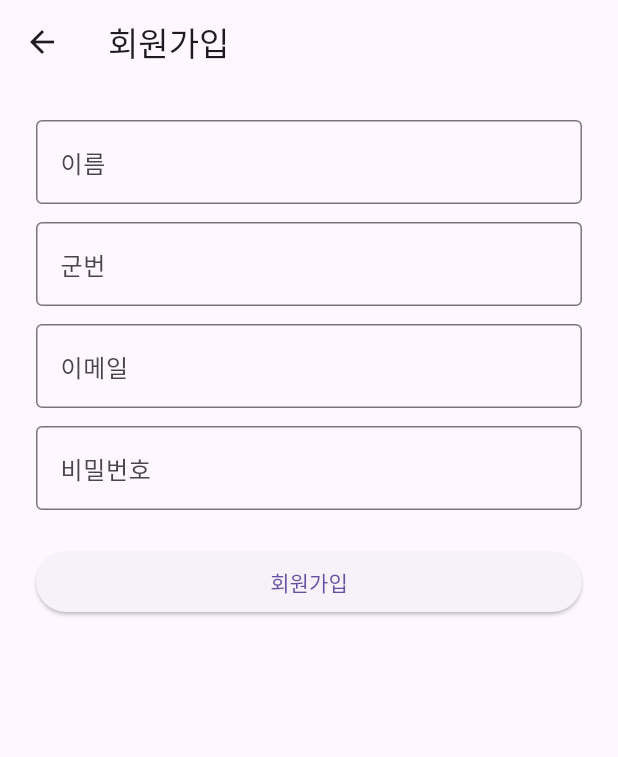
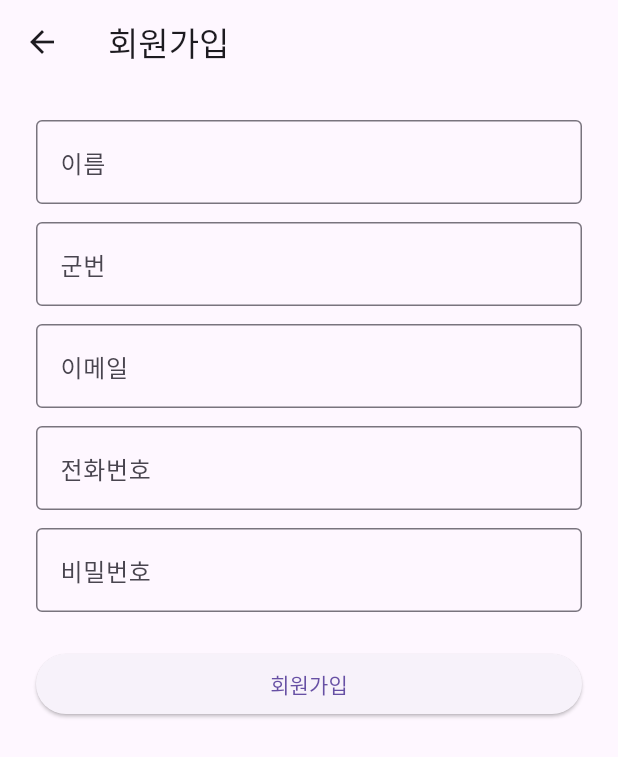
Before and after one commit to kangkum4156/RakaF, a Flutter app: the Signup screen opened directly, after a tap on "회원가입", on a phone screen of 412 x 824 dp. Shown: the top 757 px of the screen. Run offline on Flutter 3.47's test engine with Material 3 defaults, Android fonts, the phone set to English and light mode, and no system bars; our stand-ins replace cloud_firestore, firebase_auth, firebase_core; accounts and stored records are empty; network calls fail.

Commit message:
Implement login persistence and add phone number to user profile

```diff
--- a/lib/login/signin.dart
+++ b/lib/login/signin.dart
@@ -4,6 +4,7 @@ import 'package:rokafirst/login/signup.dart';
 import 'package:firebase_auth/firebase_auth.dart';
 import 'package:rokafirst/service/firebase_login_service.dart';
 import '../data/product_data.dart';
+
 
 class LoginScreen extends StatefulWidget {
   const LoginScreen({super.key});
--- a/lib/login/signup.dart
+++ b/lib/login/signup.dart
@@ -1,6 +1,7 @@
 import 'package:flutter/material.dart';
 import 'package:rokafirst/login/signin.dart';
 import 'package:rokafirst/service/firebase_login_service.dart';
+
 
 class Signup extends StatefulWidget {
   const Signup({super.key});
@@ -12,6 +13,7 @@ class Signup extends StatefulWidget {
 class _SignupState extends State<Signup> {
   final TextEditingController _nameController = TextEditingController();
   final TextEditingController _serviceNumberController = TextEditingController();
+  final TextEditingController _phoneController = TextEditingController();
   final TextEditingController _emailController = TextEditingController();
   final TextEditingController _passwordController = TextEditingController();
 
@@ -19,9 +21,11 @@ class _SignupState extends State<Signup> {
     await registerToFirestore(
       name: _nameController.text.trim(),
       studentId: _serviceNumberController.text.trim(),
+      phone: _phoneController.text.trim(),
       email: _emailController.text.trim(),
       password: _passwordController.text.trim(),
     );
+    print("회원가입 성공! LoginScreen으로 이동");
 
     Navigator.pushReplacement(
       context,
@@ -33,6 +37,7 @@ class _SignupState extends State<Signup> {
   void dispose() {
     _nameController.dispose();
     _serviceNumberController.dispose();
+    _phoneController.dispose();
     _emailController.dispose();
     _passwordController.dispose();
     super.dispose();
@@ -62,6 +67,11 @@ class _SignupState extends State<Signup> {
             ),
             SizedBox(height: 12),
             TextField(
+              controller: _phoneController,
+              decoration: InputDecoration(labelText: "전화번호", border: OutlineInputBorder()),
+            ),
+            SizedBox(height: 12),
+            TextField(
               controller: _passwordController,
               obscureText: true,
               decoration: InputDecoration(labelText: "비밀번호", border: OutlineInputBorder()),
--- a/lib/main.dart
+++ b/lib/main.dart
@@ -11,7 +11,7 @@ void main() async {
   runApp(
     MaterialApp(
       debugShowCheckedModeBanner: false,
-      home: LoginScreen(),
+      home: AuthWrapper(),
     ),
   );
 }
--- a/lib/service/firebase_login_service.dart
+++ b/lib/service/firebase_login_service.dart
@@ -1,3 +1,4 @@
+import 'package:flutter/material.dart';
 import 'package:firebase_auth/firebase_auth.dart';
 import 'package:cloud_firestore/cloud_firestore.dart';
 
@@ -5,6 +6,7 @@ import 'package:cloud_firestore/cloud_firestore.dart';
 Future <void> registerToFirestore({
   required String name,
   required String studentId,
+  required String phone,
   required String email,
   required String password,
 })
@@ -21,11 +23,14 @@ async {
       'uid': uid,
       'name': name,
       'serviceNumber': studentId,
+      'phone': phone,
       'createdAt': FieldValue.serverTimestamp(),
       'isApproved': false, // 기본값: 승인되지 않음
     });
 
+    print('Firestore에 회원정보 저장 완료!');
   } catch (e) {
+    print('회원가입 중 오류 발생: $e');
     rethrow; // 위쪽에서 오류 처리 가능하도록 다시 던짐
   }
 }
@@ -55,9 +60,11 @@ Future<int> signInWithApproval(String email, String password) async {
       await FirebaseAuth.instance.signOut(); // 승인 안 됐으면 로그아웃
       return 2; // 승인 안 됨
     }
-  } on FirebaseAuthException {
+  } on FirebaseAuthException catch (e) {
+    print('로그인 에러: ${e.code} / ${e.message}');
     return 0; // 로그인 실패
   } catch (e) {
+    print('기타 에러: $e');
     return 0; // 예외 처리
   }
 }
```
